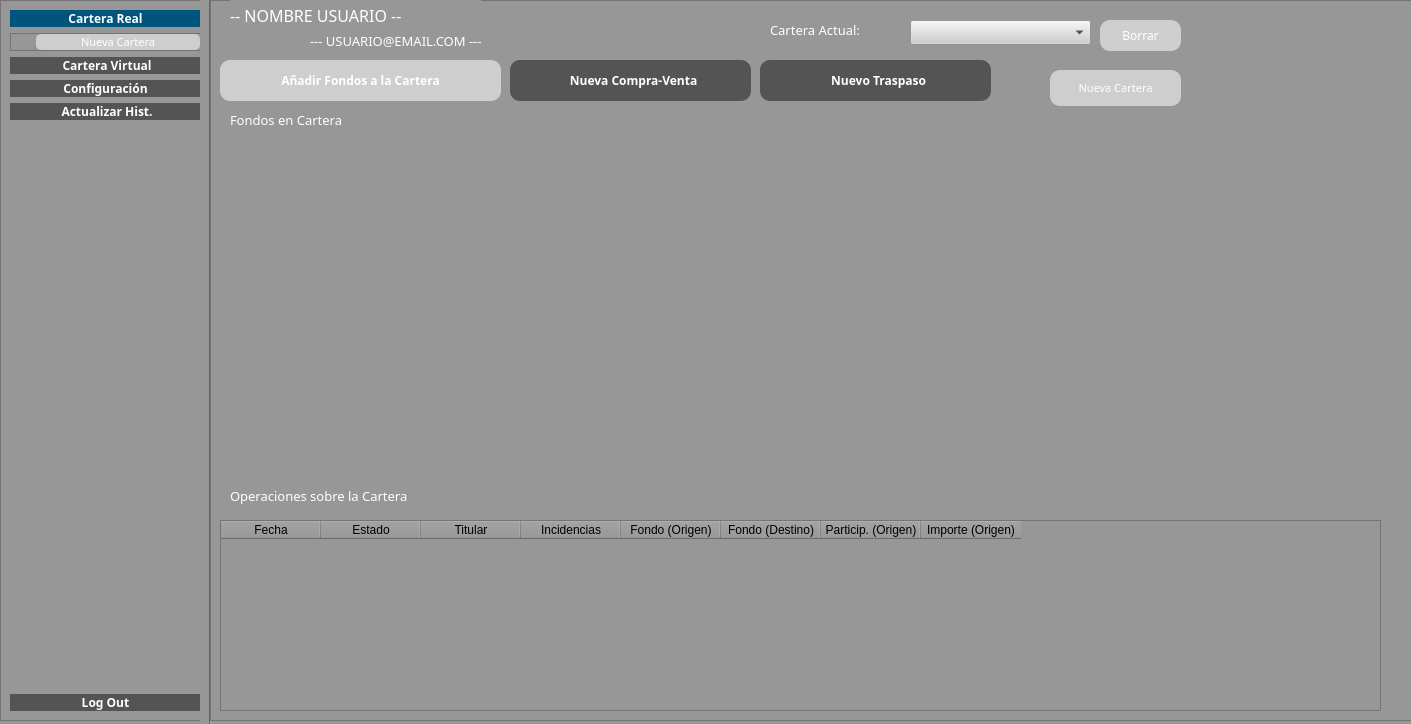
The window that src/GUI/PrincipalUsuario.ui (jesusramondovale/IngenicaSTS) describes before a commit, drawn with Qt 5.
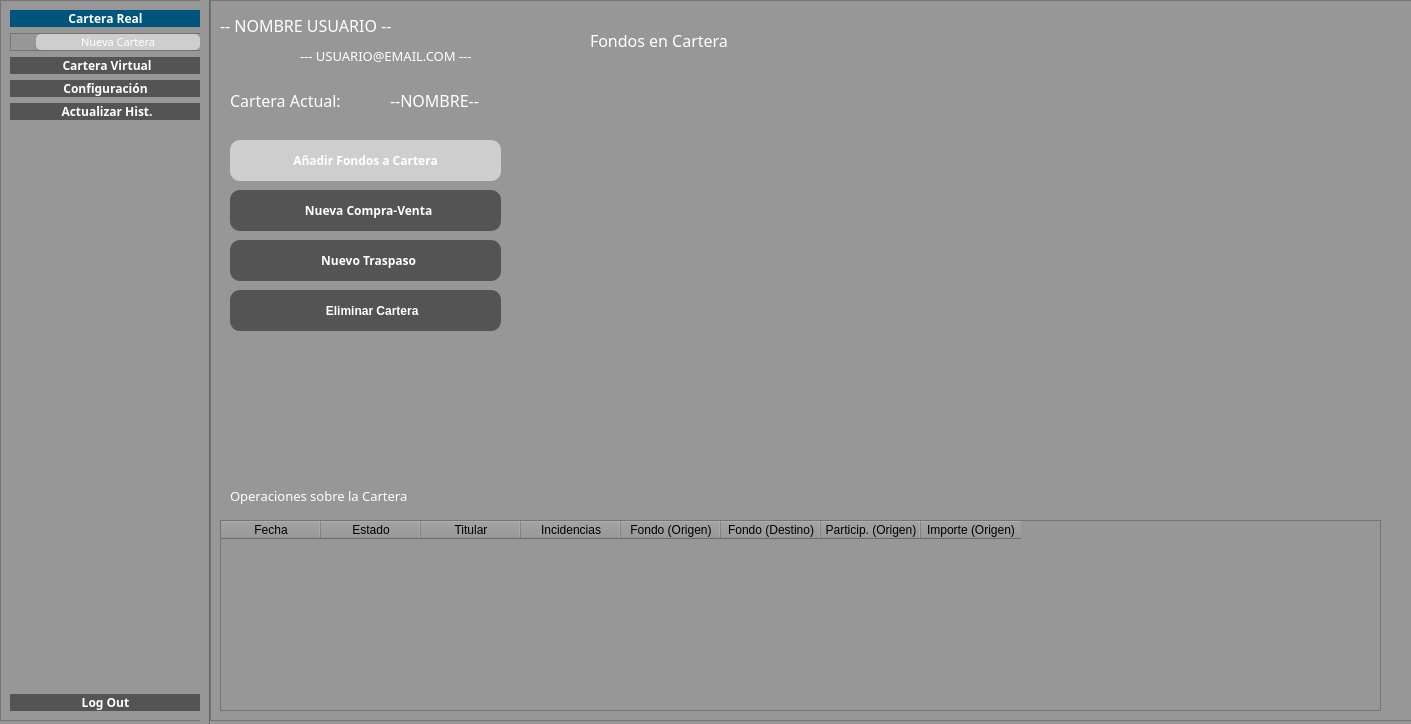
The same window after the commit. Icons and pictures are not drawn.

```diff
--- a/src/GUI/PrincipalUsuario.ui
+++ b/src/GUI/PrincipalUsuario.ui
@@ -807,75 +807,12 @@
     <property name="frameShadow">
      <enum>QFrame::Raised</enum>
     </property>
-    <widget class="QPushButton" name="buttonAddCarteraReal2">
-     <property name="geometry">
-      <rect>
-       <x>840</x>
-       <y>70</y>
-       <width>131</width>
-       <height>36</height>
-      </rect>
-     </property>
-     <property name="maximumSize">
-      <size>
-       <width>183</width>
-       <height>16777215</height>
-      </size>
-     </property>
-     <property name="font">
-      <font>
-       <family>Yu Gothic UI Light</family>
-       <pointsize>8</pointsize>
-       <weight>50</weight>
-       <bold>false</bold>
-      </font>
-     </property>
-     <property name="styleSheet">
-      <string notr="true">*{
-background: rgb(206, 206, 206)
-}</string>
-     </property>
-     <property name="text">
-      <string>Nueva Cartera</string>
-     </property>
-     <property name="icon">
-      <iconset>
-       <normaloff>../../../feather/plus-circle.svg</normaloff>../../../feather/plus-circle.svg</iconset>
-     </property>
-    </widget>
-    <widget class="QComboBox" name="cbCarterasReal">
-     <property name="geometry">
-      <rect>
-       <x>700</x>
-       <y>20</y>
-       <width>181</width>
-       <height>25</height>
-      </rect>
-     </property>
-     <property name="font">
-      <font>
-       <family>Yu Gothic UI Light</family>
-       <pointsize>10</pointsize>
-      </font>
-     </property>
-     <property name="styleSheet">
-      <string notr="true">*{
-background-color: rgb(206, 206, 206) 
-}</string>
-     </property>
-     <property name="currentText">
-      <string notr="true"/>
-     </property>
-     <property name="currentIndex">
-      <number>-1</number>
-     </property>
-    </widget>
     <widget class="QPushButton" name="buttonAddISINReal">
      <property name="geometry">
       <rect>
-       <x>10</x>
-       <y>60</y>
-       <width>281</width>
+       <x>20</x>
+       <y>140</y>
+       <width>271</width>
        <height>41</height>
       </rect>
      </property>
@@ -893,7 +830,7 @@
 }</string>
      </property>
      <property name="text">
-      <string>Añadir Fondos a la Cartera</string>
+      <string>Añadir Fondos a Cartera</string>
      </property>
      <property name="icon">
       <iconset>
@@ -903,16 +840,16 @@
     <widget class="QLabel" name="label_3">
      <property name="geometry">
       <rect>
-       <x>560</x>
-       <y>20</y>
-       <width>131</width>
-       <height>19</height>
+       <x>20</x>
+       <y>80</y>
+       <width>151</width>
+       <height>41</height>
       </rect>
      </property>
      <property name="font">
       <font>
        <family>Yu Gothic UI Light</family>
-       <pointsize>10</pointsize>
+       <pointsize>12</pointsize>
        <weight>50</weight>
        <bold>false</bold>
       </font>
@@ -927,24 +864,25 @@
     <widget class="QPushButton" name="buttonBorrarCarteraReal">
      <property name="geometry">
       <rect>
-       <x>890</x>
-       <y>20</y>
-       <width>81</width>
-       <height>31</height>
+       <x>20</x>
+       <y>290</y>
+       <width>271</width>
+       <height>41</height>
       </rect>
      </property>
      <property name="font">
       <font>
-       <family>Yu Gothic UI Light</family>
+       <family>Yu Gothic UI</family>
+       <pointsize>9</pointsize>
+       <weight>75</weight>
+       <bold>true</bold>
       </font>
      </property>
      <property name="styleSheet">
-      <string notr="true">*{
-background: rgb(206, 206, 206)
-}</string>
+      <string notr="true"/>
      </property>
      <property name="text">
-      <string>Borrar</string>
+      <string>    Eliminar Cartera</string>
      </property>
      <property name="icon">
       <iconset>
@@ -954,9 +892,9 @@
     <widget class="QPushButton" name="buttonOpBasica">
      <property name="geometry">
       <rect>
-       <x>300</x>
-       <y>60</y>
-       <width>241</width>
+       <x>20</x>
+       <y>190</y>
+       <width>271</width>
        <height>41</height>
       </rect>
      </property>
@@ -985,16 +923,16 @@
     <widget class="QLabel" name="label_4">
      <property name="geometry">
       <rect>
-       <x>20</x>
-       <y>110</y>
+       <x>380</x>
+       <y>30</y>
        <width>231</width>
-       <height>19</height>
+       <height>21</height>
       </rect>
      </property>
      <property name="font">
       <font>
        <family>Yu Gothic UI Light</family>
-       <pointsize>10</pointsize>
+       <pointsize>12</pointsize>
        <weight>50</weight>
        <bold>false</bold>
       </font>
@@ -1083,8 +1021,8 @@
     <widget class="QLabel" name="labelUsuarioReal">
      <property name="geometry">
       <rect>
-       <x>20</x>
-       <y>0</y>
+       <x>10</x>
+       <y>10</y>
        <width>251</width>
        <height>31</height>
       </rect>
@@ -1107,10 +1045,10 @@
     <widget class="QLabel" name="labelEmailReal">
      <property name="geometry">
       <rect>
-       <x>100</x>
-       <y>30</y>
+       <x>90</x>
+       <y>40</y>
        <width>291</width>
-       <height>21</height>
+       <height>31</height>
       </rect>
      </property>
      <property name="font">
@@ -1134,9 +1072,9 @@
     <widget class="QPushButton" name="buttonOpTraspaso">
      <property name="geometry">
       <rect>
-       <x>550</x>
-       <y>60</y>
-       <width>231</width>
+       <x>20</x>
+       <y>240</y>
+       <width>271</width>
        <height>41</height>
       </rect>
      </property>
@@ -1165,14 +1103,33 @@
     <widget class="QWidget" name="horizontalLayoutWidget_2">
      <property name="geometry">
       <rect>
-       <x>20</x>
-       <y>150</y>
-       <width>411</width>
-       <height>321</height>
+       <x>390</x>
+       <y>60</y>
+       <width>421</width>
+       <height>431</height>
       </rect>
      </property>
      <layout class="QHBoxLayout" name="layoutPieChart"/>
     </widget>
+    <widget class="QLabel" name="labelCarteraActual">
+     <property name="geometry">
+      <rect>
+       <x>180</x>
+       <y>80</y>
+       <width>181</width>
+       <height>41</height>
+      </rect>
+     </property>
+     <property name="font">
+      <font>
+       <family>Yu Gothic UI Light</family>
+       <pointsize>12</pointsize>
+      </font>
+     </property>
+     <property name="text">
+      <string>--NOMBRE--</string>
+     </property>
+    </widget>
    </widget>
    <zorder>frameBarra</zorder>
    <zorder>line</zorder>
```
